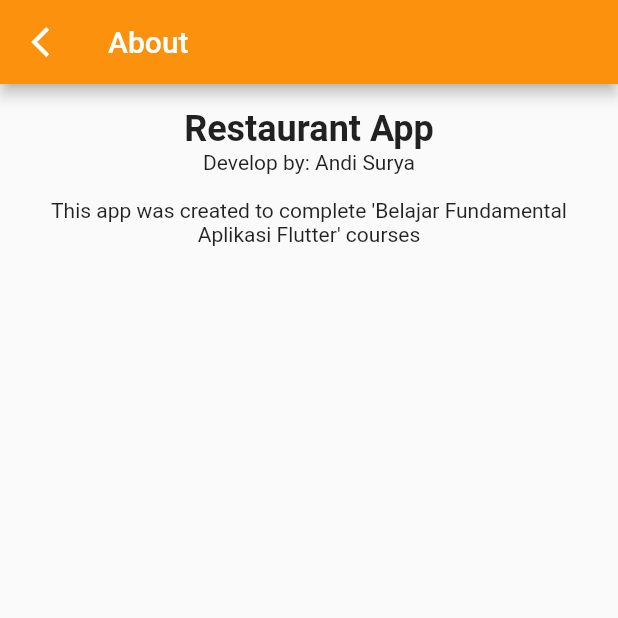
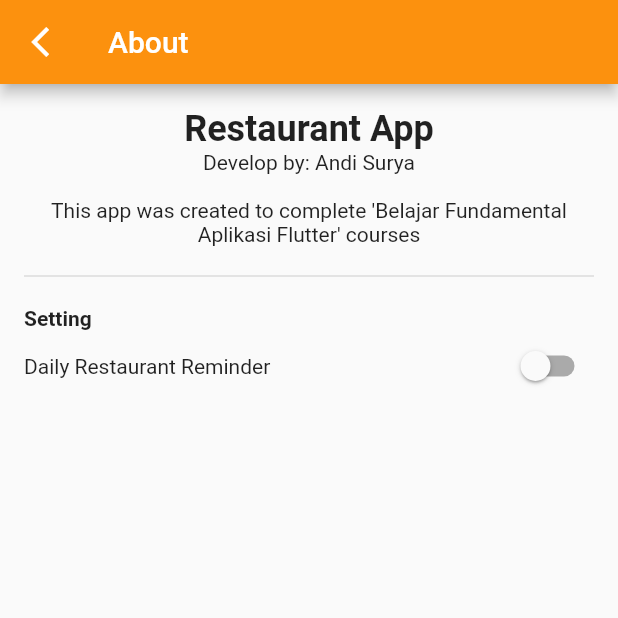
Before and after one commit to andisoer/restauran_app, a Flutter app: the AboutPage screen opened by its route, on a phone screen of 412 x 824 dp, the top half of it. Run offline on Flutter 3.47's test engine with Material 2 defaults, Android fonts, the phone set to English and light mode, and no system bars; our stand-ins replace flutter_local_notifications, rxdart, shared_preferences, sqflite; missing offline and left inert: android_alarm_manager_plus; accounts and stored records are empty; network calls fail.

```diff
--- a/lib/data/model/list_restaurant.dart
+++ b/lib/data/model/list_restaurant.dart
@@ -19,6 +19,14 @@ class RestaurantResult {
         restaurants: List<Restaurant>.from(
             json["restaurants"].map((x) => Restaurant.fromJson(x))),
       );
+
+  Map<String, dynamic> toJson() => {
+        "error": error,
+        "message": message,
+        "count": count,
+        "restaurants":
+            List<dynamic>.from(restaurants.map((x) => x.toJson()))
+      };
 }
 
 class Restaurant {
--- a/lib/page/about.dart
+++ b/lib/page/about.dart
@@ -1,5 +1,11 @@
+import 'dart:io';
+
 import 'package:flutter/material.dart';
+import 'package:provider/provider.dart';
+import 'package:restauran_app/provider/preferences_provider.dart';
+import 'package:restauran_app/provider/scheduling_provider.dart';
 import 'package:restauran_app/style/colors.dart';
+import 'package:restauran_app/widget/custom_dialog.dart';
 
 class AboutPage extends StatelessWidget {
   static final routeName = 'about';
@@ -43,7 +49,47 @@ class AboutPage extends StatelessWidget {
                       'This app was created to complete \'Belajar Fundamental Aplikasi Flutter\' courses',
                       textAlign: TextAlign.center,
                     ),
-                  )
+                  ),
+                  Container(
+                    margin: EdgeInsets.symmetric(vertical: 12),
+                    child: Divider(
+                      thickness: 1,
+                    ),
+                  ),
+                  Row(
+                    mainAxisAlignment: MainAxisAlignment.start,
+                    children: [
+                      Text(
+                        'Setting',
+                        style: TextStyle(fontWeight: FontWeight.w700),
+                      ),
+                    ],
+                  ),
+                  Row(
+                    mainAxisAlignment: MainAxisAlignment.spaceBetween,
+                    children: [
+                      Text('Daily Restaurant Reminder'),
+                      Consumer<PreferencesProvider>(
+                        builder: (context, provider, child) {
+                          return Consumer<SchedulingProvider>(
+                            builder: (context, scheduled, _) {
+                              return Switch.adaptive(
+                                value: provider.isDailyRestaurantsActive,
+                                onChanged: (value) async {
+                                  if (Platform.isIOS) {
+                                    customDialog(context);
+                                  } else {
+                                    scheduled.scheduledRestaurant(value);
+                                    provider.enableDailyRestaurants(value);
+                                  }
+                                },
+                              );
+                            },
+                          );
+                        },
+                      )
+                    ],
+                  ),
                 ],
               ),
             ),
--- /dev/null
+++ b/lib/provider/preferences_provider.dart
@@ -0,0 +1,23 @@
+import 'package:flutter/material.dart';
+import 'package:restauran_app/utils/preferences_helper.dart';
+
+class PreferencesProvider extends ChangeNotifier {
+  PreferencesHelper preferencesHelper;
+
+  PreferencesProvider({required this.preferencesHelper}) {
+    _getDailyRestaurantPreferences();
+  }
+
+  bool _isDailyRestauransActive = false;
+  bool get isDailyRestaurantsActive => _isDailyRestauransActive;
+
+  void _getDailyRestaurantPreferences() async {
+    _isDailyRestauransActive = await preferencesHelper.isDailyRestaurantsActive;
+    notifyListeners();
+  }
+
+  void enableDailyRestaurants(bool value) {
+    preferencesHelper.setDailyRestaurants(value);
+    _getDailyRestaurantPreferences();
+  }
+}
--- /dev/null
+++ b/lib/utils/preferences_helper.dart
@@ -0,0 +1,19 @@
+import 'package:shared_preferences/shared_preferences.dart';
+
+class PreferencesHelper {
+  final Future<SharedPreferences> sharedPreferences;
+
+  PreferencesHelper({required this.sharedPreferences});
+
+  static const DAILY_RESTAURANT = 'DAILY_RESTAURANT';
+
+  Future<bool> get isDailyRestaurantsActive async {
+    final prefs = await sharedPreferences;
+    return prefs.getBool(DAILY_RESTAURANT) ?? false;
+  }
+
+  void setDailyRestaurants(bool value) async {
+    final prefs = await sharedPreferences;
+    prefs.setBool(DAILY_RESTAURANT, value);
+  }
+}
--- a/pubspec.yaml
+++ b/pubspec.yaml
@@ -32,6 +32,11 @@ dependencies:
   http: ^0.13.3
   provider: ^6.0.0
   sqflite: ^2.0.0+4
+  intl: ^0.17.0
+  android_alarm_manager_plus: ^1.2.0
+  flutter_local_notifications: ^5.0.0
+  rxdart: ^0.26.0
+  shared_preferences: ^2.0.5
 
 dev_dependencies:
   flutter_test:
```
Also changed, not shown: lib/common/common.dart (added, +11 -0 lines), lib/main.dart (+35 -1 lines), lib/page/home.dart (+22 -1 lines), lib/provider/scheduling_provider.dart (added, +30 -0 lines), lib/utils/background_service.dart (added, +40 -0 lines), lib/utils/date_time_helper.dart (added, +24 -0 lines), lib/utils/notification_helper.dart (added, +81 -0 lines), lib/widget/custom_dialog.dart (added, +46 -0 lines), pubspec.lock, 2 other files.
